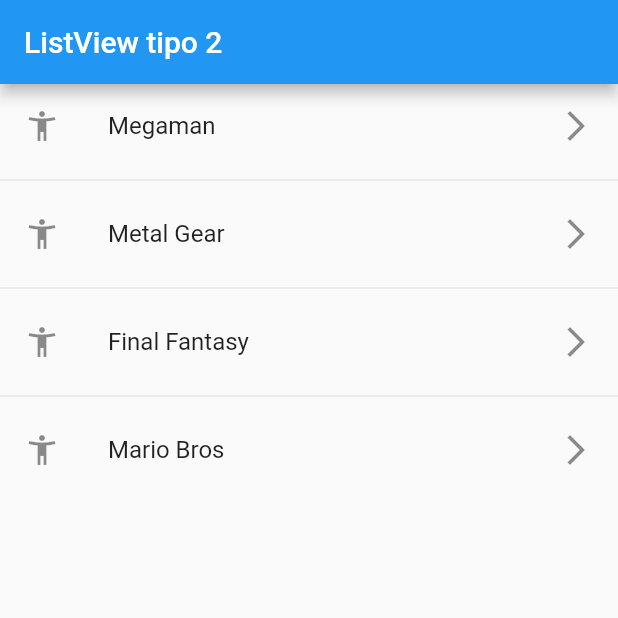
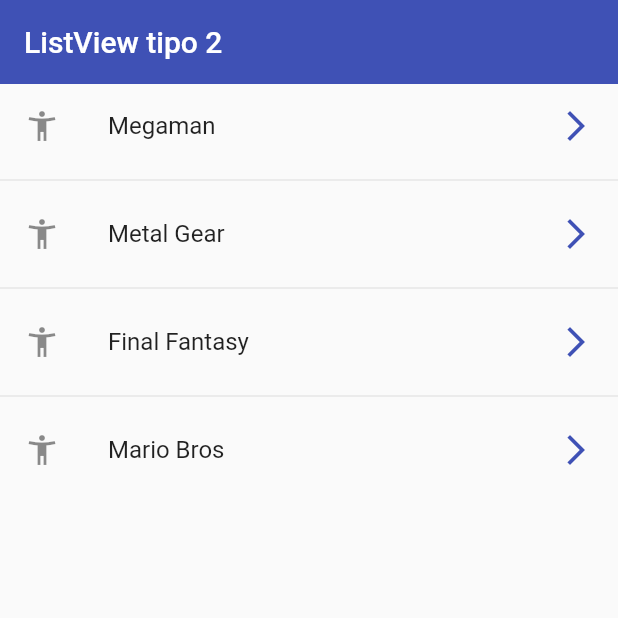
Before and after one commit to teorcl/fl_components, a Flutter app: the screen it shows after launch, on a phone screen of 412 x 824 dp, the top half of it. Run offline on Flutter 3.47's test engine with Material 2 defaults, Android fonts, the phone set to English and light mode, and no system bars.

Commit message:
Ajuste en AppBar y cambio del color del icono de la derecha de los itmes de la lista

```diff
--- a/lib/screens/listview2_screen.dart
+++ b/lib/screens/listview2_screen.dart
@@ -16,13 +16,19 @@ class ListView2Screen extends StatelessWidget {
     return Scaffold(
         appBar: AppBar(
           title: const Text("ListView tipo 2"),
+          elevation: 0,
+          backgroundColor: Colors.indigo,
         ),
         body: ListView.separated(
             itemBuilder: (context, index) =>
               ListTile(
                 leading: const Icon(Icons.accessibility_new_outlined),
                 title: Text(options[index]),
-                trailing: const Icon(Icons.arrow_forward_ios_outlined)),
+                trailing: const Icon(Icons.arrow_forward_ios_outlined, color: Colors.indigo,),
+                onTap: () {
+                  final game = options[index];
+                  print(game);
+                },),
             separatorBuilder: (_, __) => const  Divider(),
             itemCount: options.length));
   }
```
